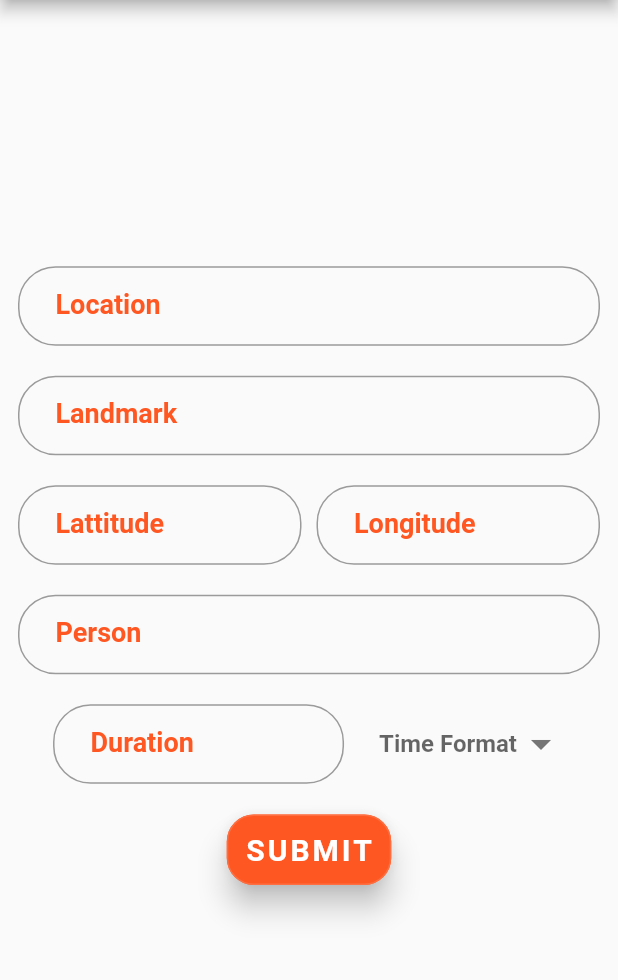
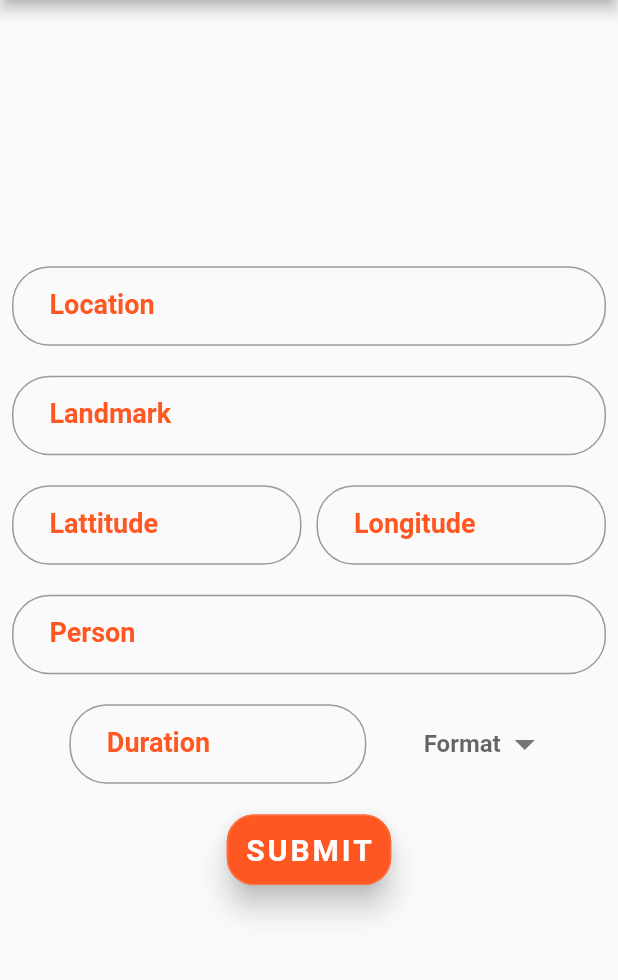
Before and after one commit to AugustineAykara/Flutter-Covid19-Log, a Flutter app: the EmployeeLogDetails screen opened directly, on a phone screen of 412 x 824 dp, the part 84-1064 px from its top. Run offline on Flutter 3.47's test engine with Material 2 defaults, Android fonts, the phone set to English and light mode, and no system bars; our stand-ins replace cloud_firestore, shared_preferences; accounts and stored records are empty.

Commit message:
upload via git

```diff
--- a/lib/employeeLog.dart
+++ b/lib/employeeLog.dart
@@ -1,5 +1,4 @@
 import 'package:flutter/material.dart';
-import 'package:flutter/services.dart';
 import 'package:intl/intl.dart';
 import 'package:cloud_firestore/cloud_firestore.dart';
 import 'package:shared_preferences/shared_preferences.dart';
@@ -9,7 +8,7 @@ class EmployeeLog extends StatelessWidget {
   Widget build(BuildContext context) {
     return MaterialApp(
       theme: ThemeData(
-        primarySwatch: Colors.orange,
+        primarySwatch: Colors.deepOrange,
       ),
       home: EmployeeLogDetails(),
     );
@@ -92,27 +91,18 @@ class _EmployeeLogDetailsState extends State<EmployeeLogDetails> {
       body: Center(
         child: SingleChildScrollView(
           child: Container(
-            // height: MediaQuery.of(context).size.height,
-            margin: const EdgeInsets.only(left: 12, right: 12),
+            margin: const EdgeInsets.fromLTRB(8, 12, 8, 12),
             child: Column(
               mainAxisAlignment: MainAxisAlignment.center,
               children: <Widget>[
                 Wrap(
                   runSpacing: 20,
                   children: <Widget>[
-                    // Row(
-                    //   children: <Widget>[
-                    //     Flexible(
-                    //       child: textFormField(
-                    //           'Date and Time', dateController, false),
-                    //     ),
-                    //     refreshDate(),
-                    //   ],
-                    // ),
                     textFormField('Location', locationController, true,
                         TextInputType.text),
                     textFormField('Landmark', landmarkController, true,
                         TextInputType.text),
+
                     Row(
                       children: <Widget>[
                         Flexible(
@@ -193,7 +183,7 @@ class _EmployeeLogDetailsState extends State<EmployeeLogDetails> {
       iconEnabledColor: Colors.grey[600],
       iconSize: 32,
       underline: SizedBox(),
-      hint: Text("Time Format"),
+      hint: Text("Format"),
       value: selectedTimeFormat,
       items: timeFormat.map((value) {
         return DropdownMenuItem<String>(
```
Also changed, not shown: lib/homePage.dart (+8 -5 lines), lib/listLog.dart (added, +30 -0 lines).
